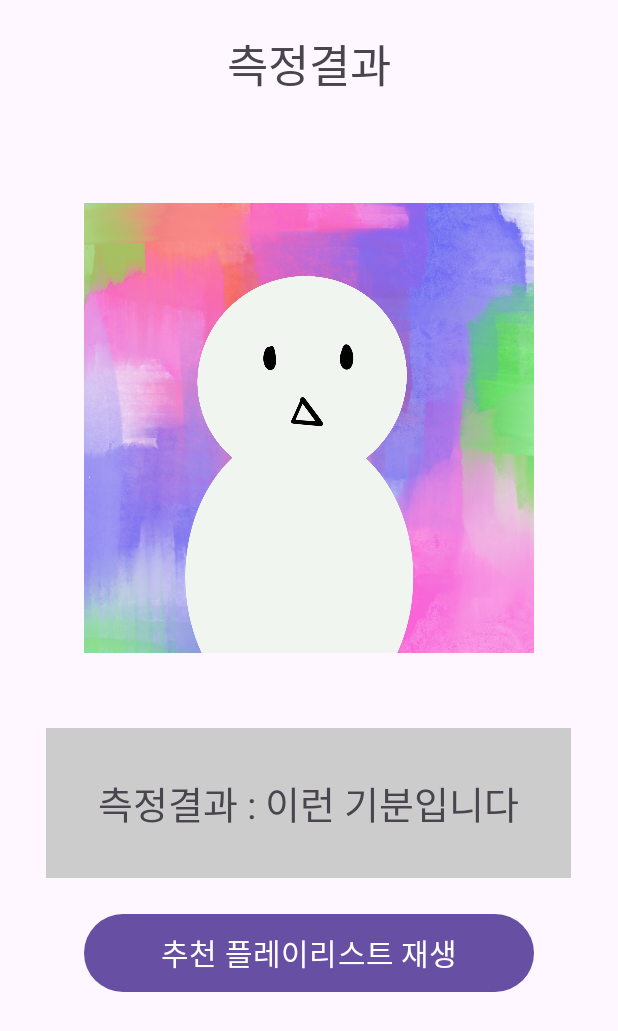
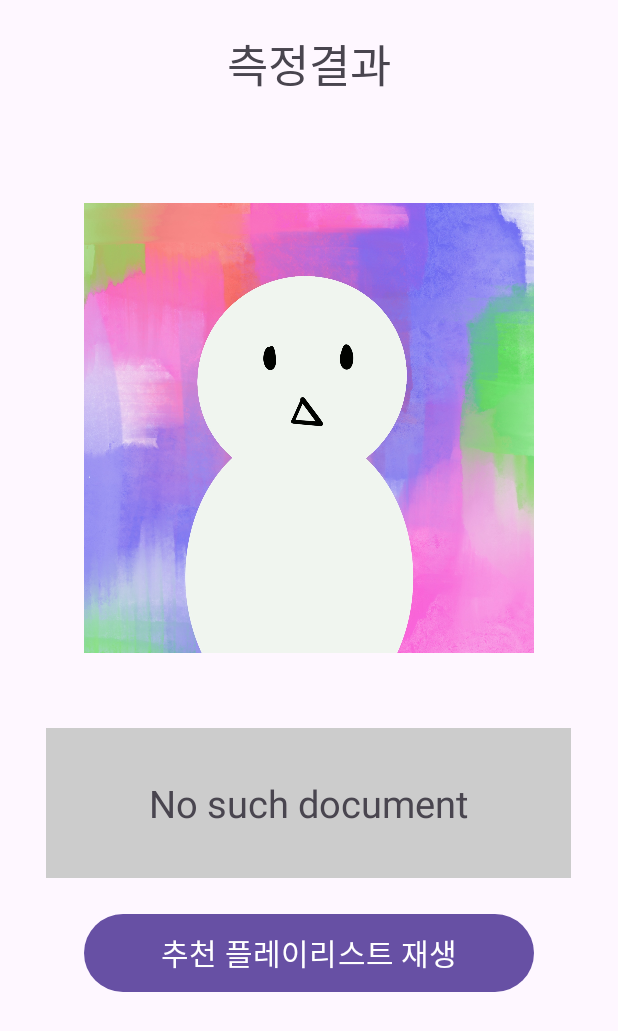
Before and after one commit to kimvideo/Front, an Android app: the ResultActivity screen opened directly, with no data from a screen before it, on a phone screen of 412 x 824 dp. Shown: the top 1031 px of the screen. Run offline under Robolectric (Android 15) with nearby library versions, the light colour scheme and no system bars; our stand-ins replace Firebase (no records; nobody signed in at launch, a user with empty details on screens opened directly).

Commit message:
결과창 추가

```diff
--- a/app/src/main/java/com/enomusence/projectgm/ResultActivity.kt
+++ b/app/src/main/java/com/enomusence/projectgm/ResultActivity.kt
@@ -5,16 +5,62 @@ import android.content.Intent
 import androidx.appcompat.app.AppCompatActivity
 import android.os.Bundle
 import android.widget.Button
+import android.widget.ImageView
+import android.widget.TextView
+import com.google.firebase.auth.FirebaseAuth
+import com.google.firebase.firestore.FirebaseFirestore
 
 class ResultActivity : AppCompatActivity() {
+    private val db = FirebaseFirestore.getInstance() // 파이어 스토어 설정
+    private lateinit var textView: TextView
+    private lateinit var textView1: TextView
+    private lateinit var imageView: ImageView
     @SuppressLint("MissingInflatedId")
     override fun onCreate(savedInstanceState: Bundle?) {
         super.onCreate(savedInstanceState)
         setContentView(R.layout.activity_result)
         val Btn = findViewById<Button>(R.id.playlistBtn)
-        Btn.setOnClickListener({
+        Btn.setOnClickListener{
             val intent = Intent(this, PlaylistActivity::class.java)
             startActivity(intent)
-        })
+        }
+        imageView = findViewById(R.id.resultImg)
+        //결과 보여주기
+        textView = findViewById(R.id.resultComent)
+        val auth = FirebaseAuth.getInstance()
+        val db = FirebaseFirestore.getInstance()
+
+        val currentUser = auth.currentUser
+        if (currentUser != null) {
+            // 현재 사용자의 UID 가져오기
+            val uid = currentUser.uid
+            //textView1.text = uid  -> 로그인유저 uid 받아오는거 확인
+
+            // 사용자 "memory" 서브컬렉션 참조
+            db.collection("User").document(uid)
+                .get()
+                .addOnSuccessListener { documentSnapshot ->
+                    if (documentSnapshot.exists()) {
+                        // 문서가 존재하면 데이터를 가져와서 TextView에 설정합니다.
+                        val data = documentSnapshot.getString("feeling")
+                        textView.text = data
+                        if(textView.text == "Positive"){
+                            imageView.setImageResource(R.drawable.happy)
+
+                        }
+                        else if(textView.text == "Neutral"){
+                            imageView.setImageResource(R.drawable.neutral)
+                        }
+                        else if(textView.text == "Negative"){
+                            imageView.setImageResource(R.drawable.negative)
+                        }
+                    } else {
+                        textView.text = "No such document"
+                    }
+                }
+                .addOnFailureListener { exception ->
+                    textView.text = "Error getting document: $exception"
+                }
+        }
     }
 }
```
Also changed, not shown: app/src/main/res/drawable/negative.png (added), app/src/main/res/drawable/neutral.png (added).
